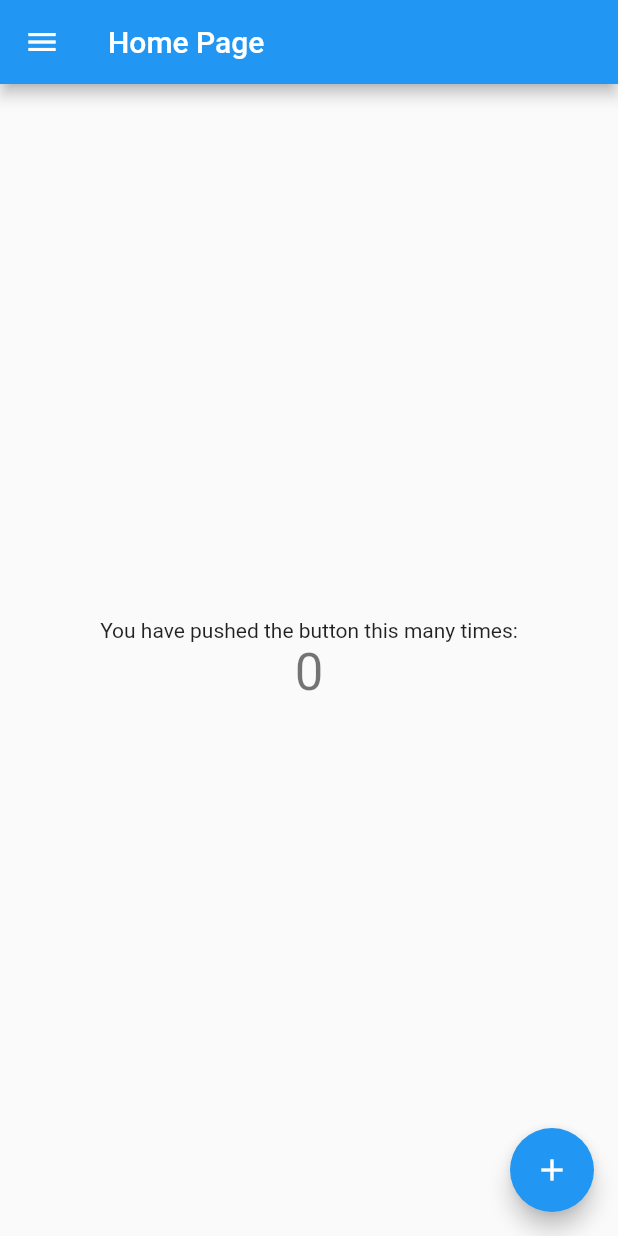
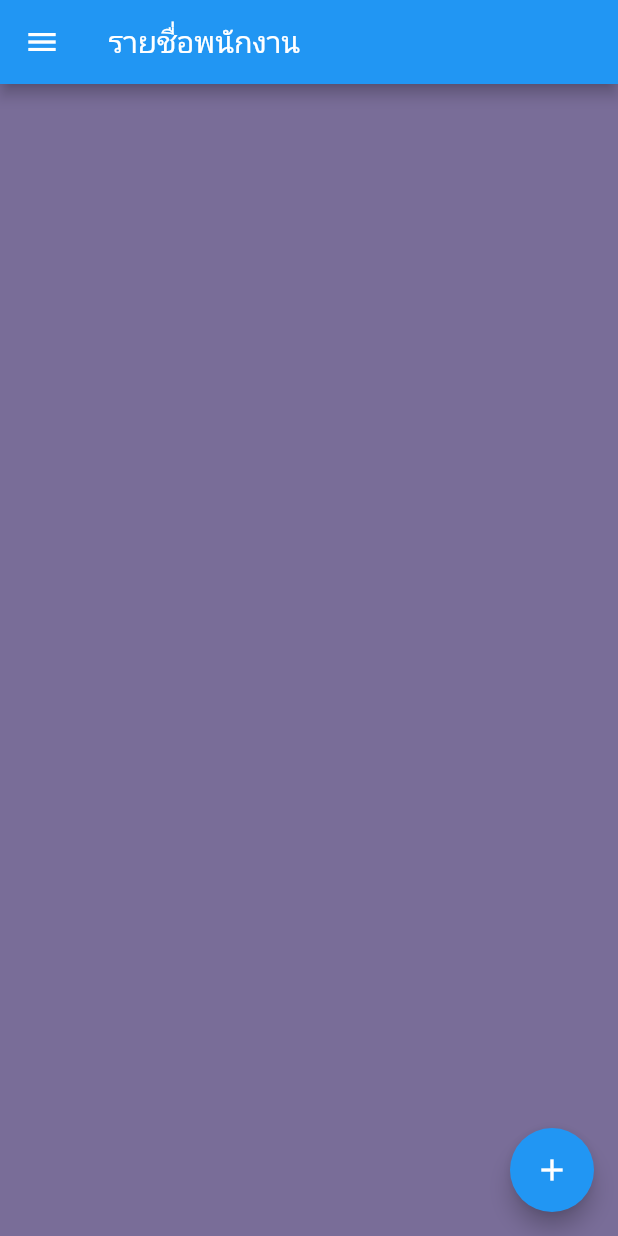
Before and after one commit to ApiwichCj/flutter-final-project, a Flutter app: the MyHomePage screen opened directly, on a phone screen of 412 x 824 dp. Run offline on Flutter 3.47's test engine with Material 2 defaults, Android fonts, the phone set to English and light mode, and no system bars; our stand-ins replace cloud_firestore, firebase_auth, firebase_core, logger; accounts and stored records are empty.

Commit message:
Upload Project
Upload Project to git

```diff
--- a/lib/main.dart
+++ b/lib/main.dart
@@ -1,10 +1,13 @@
+import 'package:cloud_firestore/cloud_firestore.dart';
 import 'package:firebase_auth/firebase_auth.dart';
 import 'package:firebase_core/firebase_core.dart';
 import 'package:flutter/material.dart';
-import 'package:flutter_firebase_auth/screens/login_screen.dart';
-import 'package:flutter_firebase_auth/screens/services/auth_service.dart';
+import 'Auth/login_screen.dart';
+import 'Auth/services/auth_service.dart';
+import 'edit_employee_screen.dart';
+import 'firebase_options.dart';
+import 'new_employee_screen.dart';
 
-import 'firebase_options.dart';
 
 Future<void> main() async {
   await Firebase.initializeApp(
@@ -18,21 +21,23 @@ AuthService _service = AuthService();
 class MyApp extends StatelessWidget {
   const MyApp({super.key});
 
+  // This widget is the root of your application.
   @override
   Widget build(BuildContext context) {
     return MaterialApp(
-      title: 'Flutter Demo',
+      title: 'Employee CRUD',
       theme: ThemeData(
         primarySwatch: Colors.blue,
       ),
+      // home: MyHomePage(title: 'รายชื่อพนักงาน'),
+      debugShowCheckedModeBanner: false,
       home: LoginScreen(),
     );
   }
 }
 
 class MyHomePage extends StatefulWidget {
-  MyHomePage({super.key, required this.title});
-
+  const MyHomePage({super.key, required this.title});
   final String title;
 
   @override
@@ -40,14 +45,6 @@ class MyHomePage extends StatefulWidget {
 }
 
 class _MyHomePageState extends State<MyHomePage> {
-  int _counter = 0;
-
-  void _incrementCounter() {
-    setState(() {
-      _counter++;
-    });
-  }
-
   @override
   Widget build(BuildContext context) {
     User? currentUser = _service.user;
@@ -55,17 +52,61 @@ class _MyHomePageState extends State<MyHomePage> {
     if (currentUser != null && currentUser.email != null) {
       displayEmail = currentUser.email!;
     }
+
     return Scaffold(
       appBar: AppBar(
         title: Text(widget.title),
       ),
+      backgroundColor: Color.fromARGB(255, 121, 109, 152),
+      drawerScrimColor: Color.fromARGB(255, 244, 240, 240),
       drawer: Drawer(
         child: ListView(
           children: [
             DrawerHeader(
-                decoration: BoxDecoration(color: Colors.blue),
-                child: Text("User : $displayEmail")),
+              decoration: BoxDecoration(
+                color: Colors.blue,
+              ),
+              child: Stack(
+                children: <Widget>[
+                  Align(
+                    alignment: Alignment.centerLeft,
+                    child: CircleAvatar(
+                      backgroundColor: Color(0xffE6E6E6),
+                      radius: 50,
+                      child: Icon(
+                        Icons.person,
+                        color: Color(0xffCCCCCC),
+                      ),
+                    ),
+                  ),
+                  Align(
+                    alignment: Alignment.centerRight,
+                    child: Text(
+                      "$displayEmail",
+                      style: TextStyle(color: Colors.white, fontSize: 20),
+                    ),
+                  )
+                ],
+              ),
+              // child: Text("User : $displayEmail")),
+            ),
             ListTile(
+              tileColor: Color.fromARGB(255, 74, 129, 152),
+              textColor: Colors.white,
+              title: Text(
+                "เพิ่มพนักงาน",
+                style: TextStyle(fontSize: 20),
+              ),
+              onTap: () {
+                _createNewEmployee();
+              },
+            ),
+            const SizedBox(
+              height: 10,
+            ),
+            ListTile(
+              tileColor: Color.fromARGB(255, 168, 41, 10),
+              textColor: Colors.white,
               title: Text("Log Out"),
               onTap: () {
                 _service.logout();
@@ -73,30 +114,70 @@ class _MyHomePageState extends State<MyHomePage> {
                     MaterialPageRoute(builder: (context) => LoginScreen()),
                     (route) => false);
               },
-            )
-          ],
-        ),
-      ),
-
-      body: Center(
-        child: Column(
-          mainAxisAlignment: MainAxisAlignment.center,
-          children: <Widget>[
-            const Text(
-              'You have pushed the button this many times:',
-            ),
-            Text(
-              '$_counter',
-              style: Theme.of(context).textTheme.headline4,
             ),
           ],
         ),
       ),
+      body: StreamBuilder<QuerySnapshot>(
+        stream: FirebaseFirestore.instance.collection("employee").snapshots(),
+        builder: ((context, snapshot) {
+          final dataDocuments = snapshot.data?.docs;
+          if (dataDocuments == null) return const Text("no data");
+          return ListView.builder(
+            itemCount: dataDocuments.length,
+            itemBuilder: (context, index) {
+              return GestureDetector(
+                onTap: () => _editEmployeeScreen(
+                    documentid: dataDocuments[index].id,
+                    fname: dataDocuments[index]["fname"],
+                    lname: dataDocuments[index]["lname"],
+                    position: dataDocuments[index]["position"],
+                    salary: dataDocuments[index]["salary"]),
+                child: ListTile(
+                  leading: CircleAvatar(
+                    backgroundColor: Color(0xffE6E6E6),
+                    radius: 30,
+                    child: Icon(
+                      Icons.person,
+                      color: Color(0xffCCCCCC),
+                    ),
+                  ),
+                  textColor: Colors.white,
+                  title: Text(dataDocuments[index]["fname"].toString()),
+                  subtitle: Text(dataDocuments[index]["position"].toString()),
+                ),
+              );
+            },
+          );
+        }),
+      ),
       floatingActionButton: FloatingActionButton(
-        onPressed: _incrementCounter,
-        tooltip: 'Increment',
+        onPressed: _createNewEmployee,
+        tooltip: 'Create New Employee',
         child: const Icon(Icons.add),
-      ), // This trailing comma makes auto-formatting nicer for build methods.
+      ),
     );
   }
+
+  void _createNewEmployee() {
+    Navigator.push(
+        context, MaterialPageRoute(builder: (context) => NewEmployeeScreen()));
+  }
+
+  _editEmployeeScreen(
+      {required String documentid,
+      required String fname,
+      required String lname,
+      required String position,
+      required String salary}) {
+    Navigator.push(
+        context,
+        MaterialPageRoute(
+            builder: (context) => EditEmployeeScreen(
+                documentid: documentid,
+                fname: fname,
+                lname: lname,
+                position: position,
+                salary: salary)));
+  }
 }
--- a/pubspec.yaml
+++ b/pubspec.yaml
@@ -1,4 +1,4 @@
-name: flutter_firebase_auth
+name: flutter_firebase_app
 description: A new Flutter project.
 
 # The following line prevents the package from being accidentally published to
@@ -38,6 +38,9 @@ dependencies:
   cupertino_icons: ^1.0.2
   firebase_core: ^2.7.0
   firebase_auth: ^4.2.9
+  cloud_firestore: ^4.4.3
+  provider: ^6.0.5
+  logger: ^1.2.2
 
 dev_dependencies:
   flutter_test:
```
Also changed, not shown: lib/Auth/create_account_screen.dart (renamed from lib/screens/login_screen.dart, +11 -29 lines), lib/Auth/login_screen.dart (renamed from lib/screens/create_account_screen.dart, +30 -10 lines), lib/edit_employee_screen copy.dart (added, +129 -0 lines), lib/edit_employee_screen.dart (added, +155 -0 lines), lib/employee_service.dart (added, +44 -0 lines), lib/new_employee_screen.dart (added, +95 -0 lines), lib/Auth/services/auth_service.dart (renamed from lib/screens/services/auth_service.dart), lib/firebase_options.dart, pubspec.lock, 26 other files.
